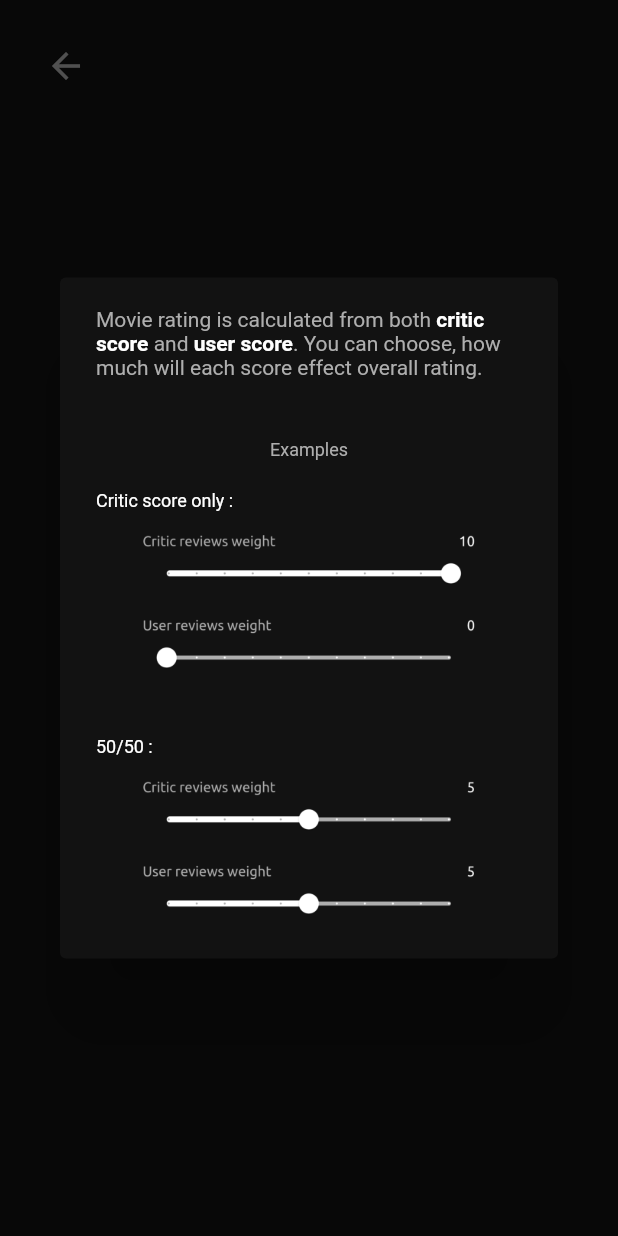
After one commit to FruitSnack1/should-i-watch-it, a Flutter app: the Settings screen opened directly, after a tap on "What is this ?", on a phone screen of 412 x 824 dp. The commit adds this screen. Run offline on Flutter 3.47's test engine with Material 2 defaults, Android fonts, the phone set to English and light mode, and no system bars; our stand-ins replace google_fonts, shared_preferences, shimmer; accounts and stored records are empty; Roboto replaces fonts that are missing (Ubuntu).

Commit message:
about, settingsHint, score loading search clearing

```diff
--- a/lib/pages/settings.dart
+++ b/lib/pages/settings.dart
@@ -2,6 +2,8 @@ import 'package:flutter/cupertino.dart';
 import 'package:flutter/material.dart';
 import 'package:google_fonts/google_fonts.dart';
 import 'package:shared_preferences/shared_preferences.dart';
+import 'package:should_i_watch_it/widgets/about.dart';
+import 'package:should_i_watch_it/widgets/settingsHint.dart';
 
 class Settings extends StatefulWidget {
   const Settings({Key? key}) : super(key: key);
@@ -54,6 +56,14 @@ class _SettingsState extends State<Settings> {
     prefs.setDouble('criticWeight', criticWeight);
   }
 
+  showAbout() {
+    showDialog(context: context, builder: (context) => About());
+  }
+
+  showSettingsHint() {
+    showDialog(context: context, builder: (context) => SettingsHint());
+  }
+
   @override
   Widget build(BuildContext context) {
     return Scaffold(
@@ -83,6 +93,30 @@ class _SettingsState extends State<Settings> {
                   ),
                   WeightSlider(
                       'User reviews weight', userWeight, onUserWeightChange),
+                  TextButton(
+                      onPressed: showSettingsHint,
+                      child: Text(
+                        'What is this ?',
+                        style: GoogleFonts.ubuntu(
+                            color: Colors.white, fontSize: 12),
+                      )),
+                  SizedBox(
+                    height: 60,
+                  ),
+                  TextButton(
+                      onPressed: showAbout,
+                      style: ButtonStyle(
+                        backgroundColor: MaterialStateProperty.all<Color>(
+                            Theme.of(context).accentColor),
+                        padding: MaterialStateProperty.all<EdgeInsets>(
+                            EdgeInsets.symmetric(horizontal: 30, vertical: 10)),
+                      ),
+                      child: Text(
+                        'About',
+                        style: GoogleFonts.ubuntu(
+                            color: Theme.of(context).primaryColor,
+                            fontSize: 18),
+                      ))
                 ],
               ),
             )
--- a/lib/widgets/search.dart
+++ b/lib/widgets/search.dart
@@ -4,7 +4,8 @@ import 'package:google_fonts/google_fonts.dart';
 
 class Search extends StatefulWidget {
   final Function(String) cb;
-  Search(this.cb);
+  final TextEditingController controller;
+  Search(this.controller, this.cb);
 
   @override
   _SearchState createState() => _SearchState();
@@ -20,6 +21,7 @@ class _SearchState extends State<Search> {
     return Container(
       child: Center(
           child: TextField(
+        controller: widget.controller,
         onChanged: onSearch,
         style: GoogleFonts.ubuntu(color: Colors.white),
         decoration: InputDecoration(
--- /dev/null
+++ b/lib/widgets/settingsHint.dart
@@ -0,0 +1,109 @@
+import 'package:flutter/cupertino.dart';
+import 'package:flutter/material.dart';
+import 'package:google_fonts/google_fonts.dart';
+import 'package:url_launcher/url_launcher.dart';
+
+class SettingsHint extends StatelessWidget {
+  const SettingsHint({Key? key}) : super(key: key);
+
+  openGitHub() {
+    launch('https://github.com/FruitSnack1');
+  }
+
+  @override
+  Widget build(BuildContext context) {
+    return AlertDialog(
+      backgroundColor: Theme.of(context).backgroundColor,
+      content: IntrinsicHeight(
+        child: Column(
+          mainAxisAlignment: MainAxisAlignment.center,
+          crossAxisAlignment: CrossAxisAlignment.start,
+          children: [
+            RichText(
+                text: TextSpan(
+                    text: 'Movie rating is calculated from both ',
+                    style: GoogleFonts.ubuntu(
+                      color: Theme.of(context).primaryColor,
+                      fontSize: 14,
+                    ),
+                    children: [
+                  TextSpan(
+                    text: 'critic score ',
+                    style: GoogleFonts.ubuntu(
+                        color: Colors.white, fontWeight: FontWeight.bold),
+                  ),
+                  TextSpan(
+                    text: 'and ',
+                  ),
+                  TextSpan(
+                    text: 'user score',
+                    style: GoogleFonts.ubuntu(
+                        color: Colors.white, fontWeight: FontWeight.bold),
+                  ),
+                  TextSpan(
+                    text:
+                        '. You can choose, how much will each score effect overall rating.',
+                  ),
+                ])),
+            SizedBox(
+              height: 40,
+            ),
+            Container(
+              width: double.infinity,
+              child: Text(
+                'Examples ',
+                style: GoogleFonts.ubuntu(
+                  color: Theme.of(context).primaryColor,
+                  fontSize: 12,
+                ),
+                textAlign: TextAlign.center,
+              ),
+            ),
+            SizedBox(
+              height: 20,
+            ),
+            Text(
+              'Critic score only :',
+              style: GoogleFonts.ubuntu(
+                color: Colors.white,
+                fontSize: 12,
+              ),
+            ),
+            SizedBox(
+              height: 10,
+            ),
+            Container(
+              width: 300,
+              height: 100,
+              decoration: BoxDecoration(
+                  image: DecorationImage(
+                image: AssetImage('assets/critics.png'),
+              )),
+            ),
+            SizedBox(
+              height: 40,
+            ),
+            Text(
+              '50/50 :',
+              style: GoogleFonts.ubuntu(
+                color: Colors.white,
+                fontSize: 12,
+              ),
+            ),
+            SizedBox(
+              height: 10,
+            ),
+            Container(
+              width: 300,
+              height: 100,
+              decoration: BoxDecoration(
+                  image: DecorationImage(
+                image: AssetImage('assets/50.png'),
+              )),
+            ),
+          ],
+        ),
+      ),
+    );
+  }
+}
--- a/pubspec.yaml
+++ b/pubspec.yaml
@@ -32,6 +32,8 @@ dependencies:
   shared_preferences: ^2.0.6
   http: ^0.13.3
   shimmer: ^2.0.0
+  url_launcher: ^6.0.9
+  progress_indicators: ^1.0.0
 
 dev_dependencies:
   flutter_test:
@@ -51,6 +53,10 @@ flutter:
   # To add assets to your application, add an assets section, like this:
   assets:
     - assets/joker.jpg
+    - assets/github.png
+    - assets/users.png
+    - assets/critics.png
+    - assets/50.png
   #   - images/a_dot_ham.jpeg
 
   # An image asset can refer to one or more resolution-specific "variants", see
```
Also changed, not shown: lib/pages/home.dart (+13 -6 lines), lib/widgets/about.dart (added, +72 -0 lines), lib/widgets/score.dart (+20 -2 lines), assets/50.png (added), assets/critics.png (added), assets/github.png (added), assets/users.png (added), pubspec.lock.
